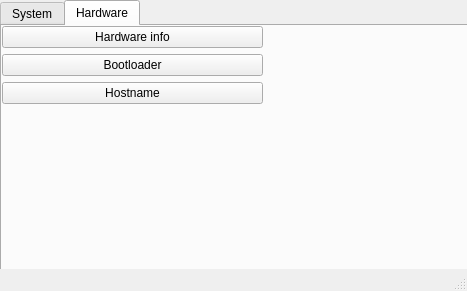
Qt form Mast/mastwindow.ui (jakubiszon26/Mast) before a commit.
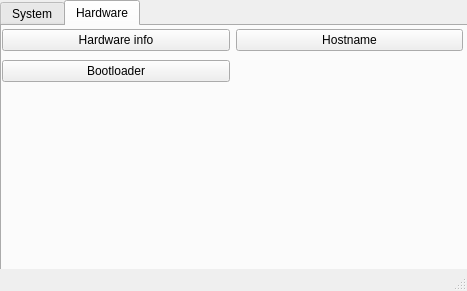
The same form after that commit. The open tabs and pages were chosen to show the change.

Commit message: buttons grid layout in mastwindow

```diff
--- a/Mast/mastwindow.ui
+++ b/Mast/mastwindow.ui
@@ -111,18 +111,11 @@
        <rect>
         <x>0</x>
         <y>0</y>
-        <width>261</width>
-        <height>81</height>
+        <width>461</width>
+        <height>61</height>
        </rect>
       </property>
-      <layout class="QGridLayout" name="gridLayout_2">
-       <item row="2" column="0">
-        <widget class="QPushButton" name="hostname_button">
-         <property name="text">
-          <string>Hostname</string>
-         </property>
-        </widget>
-       </item>
+      <layout class="QGridLayout" name="gridLayout_4">
        <item row="0" column="0">
         <widget class="QPushButton" name="hardware_info_button">
          <property name="text">
@@ -130,6 +123,13 @@
          </property>
         </widget>
        </item>
+       <item row="0" column="1">
+        <widget class="QPushButton" name="hostname_button">
+         <property name="text">
+          <string>Hostname</string>
+         </property>
+        </widget>
+       </item>
        <item row="1" column="0">
         <widget class="QPushButton" name="bootloader_button">
          <property name="text">
```
Left out of the diff: 16 changed lines with no effect on the pictures.
